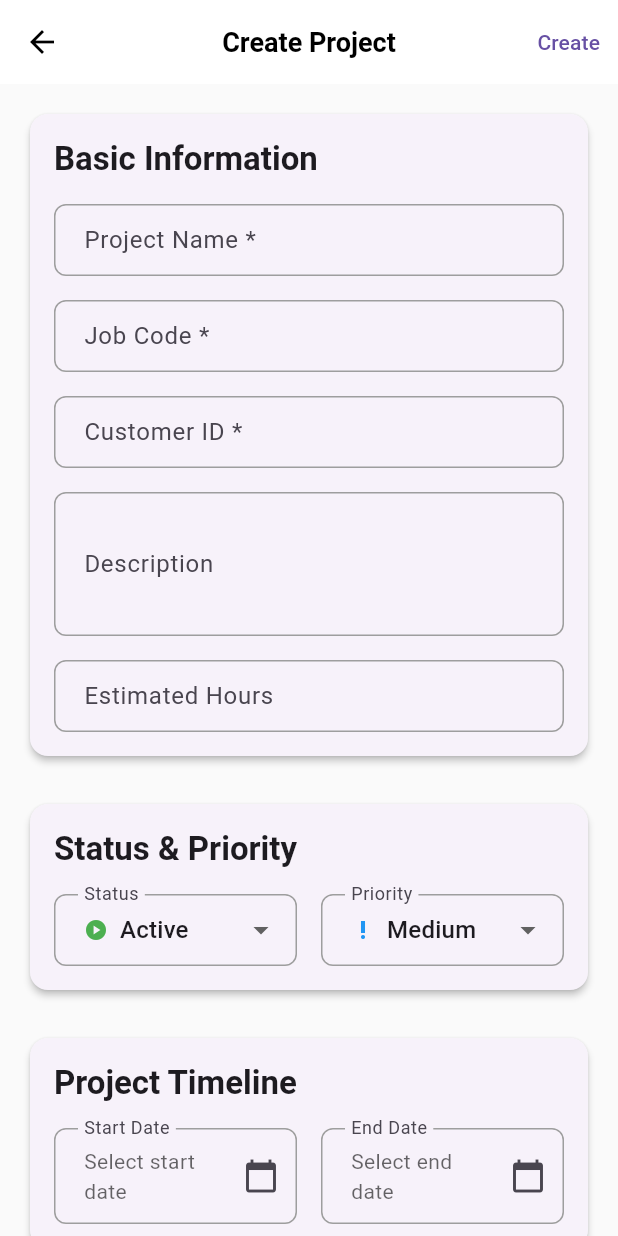
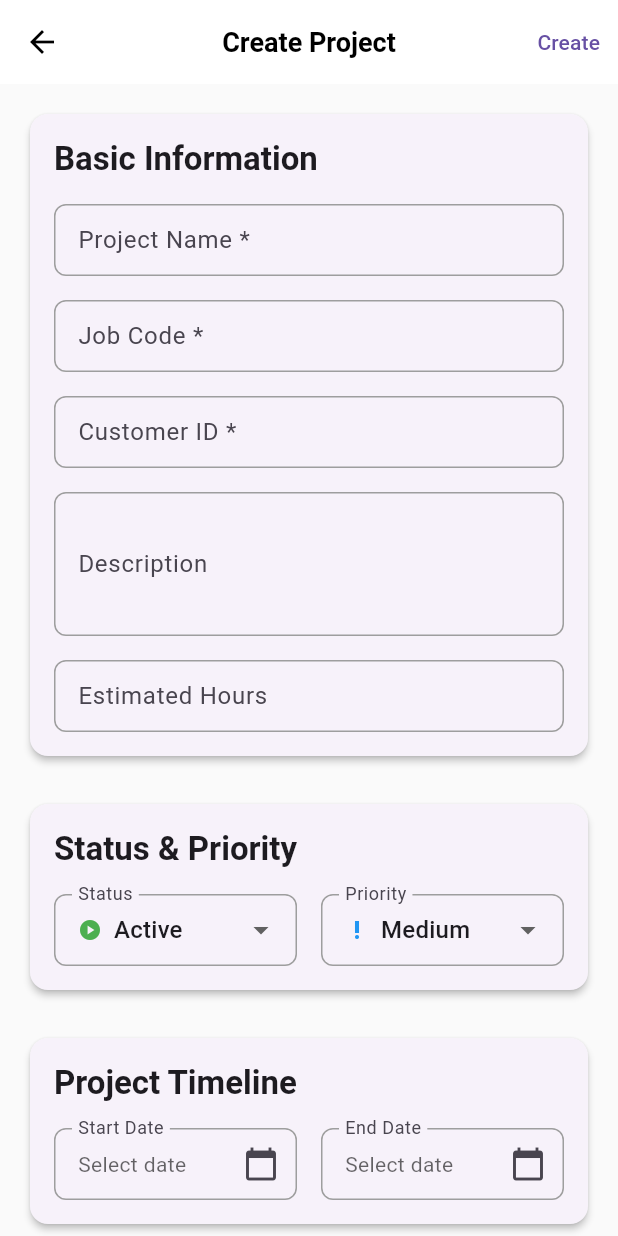
Before and after one commit to harish-govindasamy/ShangrilaForge, a Flutter app: the ProjectFormScreen screen opened directly, on a phone screen of 412 x 824 dp. Run offline on Flutter 3.47's test engine with Material 3 defaults, Android fonts, the light colour scheme and no system bars; our stand-ins replace connectivity_plus, dartz, dio, equatable, firebase_analytics, firebase_crashlytics and 1 more; accounts and stored records are empty; statements that could not run were skipped.

Commit message:
feat: Enhance project form UI with improved padding, layout, and text handling

```diff
--- a/lib/features/project/screens/project_form_screen.dart
+++ b/lib/features/project/screens/project_form_screen.dart
@@ -126,6 +126,8 @@ class _ProjectFormScreenState extends State<ProjectFormScreen> {
               decoration: const InputDecoration(
                 labelText: 'Project Name *',
                 border: OutlineInputBorder(),
+                contentPadding:
+                    EdgeInsets.symmetric(horizontal: 12, vertical: 12),
               ),
               validator: (value) {
                 if (value == null || value.trim().isEmpty) {
@@ -140,6 +142,8 @@ class _ProjectFormScreenState extends State<ProjectFormScreen> {
               decoration: const InputDecoration(
                 labelText: 'Job Code *',
                 border: OutlineInputBorder(),
+                contentPadding:
+                    EdgeInsets.symmetric(horizontal: 12, vertical: 12),
               ),
               validator: (value) {
                 if (value == null || value.trim().isEmpty) {
@@ -154,6 +158,8 @@ class _ProjectFormScreenState extends State<ProjectFormScreen> {
               decoration: const InputDecoration(
                 labelText: 'Customer ID *',
                 border: OutlineInputBorder(),
+                contentPadding:
+                    EdgeInsets.symmetric(horizontal: 12, vertical: 12),
               ),
               validator: (value) {
                 if (value == null || value.trim().isEmpty) {
@@ -168,6 +174,8 @@ class _ProjectFormScreenState extends State<ProjectFormScreen> {
               decoration: const InputDecoration(
                 labelText: 'Description',
                 border: OutlineInputBorder(),
+                contentPadding:
+                    EdgeInsets.symmetric(horizontal: 12, vertical: 12),
               ),
               maxLines: 3,
             ),
@@ -178,13 +186,15 @@ class _ProjectFormScreenState extends State<ProjectFormScreen> {
                 labelText: 'Estimated Hours',
                 border: OutlineInputBorder(),
                 suffixText: 'hrs',
+                contentPadding:
+                    EdgeInsets.symmetric(horizontal: 12, vertical: 12),
               ),
               keyboardType: TextInputType.number,
               validator: (value) {
                 if (value != null && value.isNotEmpty) {
                   final hours = double.tryParse(value);
                   if (hours == null || hours < 0) {
-                    return 'Please enter a valid number of hours';
+                    return 'Enter valid hours';
                   }
                 }
                 return null;
@@ -218,11 +228,15 @@ class _ProjectFormScreenState extends State<ProjectFormScreen> {
                     decoration: const InputDecoration(
                       labelText: 'Status',
                       border: OutlineInputBorder(),
+                      contentPadding:
+                          EdgeInsets.symmetric(horizontal: 12, vertical: 8),
                     ),
+                    isExpanded: true, // Important to prevent overflow
                     items: ProjectStatus.values.map((status) {
                       return DropdownMenuItem(
                         value: status,
                         child: Row(
+                          mainAxisSize: MainAxisSize.min, // Use minimum space
                           children: [
                             Icon(
                               _getStatusIcon(status),
@@ -230,7 +244,12 @@ class _ProjectFormScreenState extends State<ProjectFormScreen> {
                               color: _getStatusColor(status),
                             ),
                             const SizedBox(width: 8),
-                            Text(_getStatusText(status)),
+                            Flexible(
+                              child: Text(
+                                _getStatusText(status),
+                                overflow: TextOverflow.ellipsis,
+                              ),
+                            ),
                           ],
                         ),
                       );
@@ -251,11 +270,15 @@ class _ProjectFormScreenState extends State<ProjectFormScreen> {
                     decoration: const InputDecoration(
                       labelText: 'Priority',
                       border: OutlineInputBorder(),
+                      contentPadding:
+                          EdgeInsets.symmetric(horizontal: 12, vertical: 8),
                     ),
+                    isExpanded: true, // Important to prevent overflow
                     items: ProjectPriority.values.map((priority) {
                       return DropdownMenuItem(
                         value: priority,
                         child: Row(
+                          mainAxisSize: MainAxisSize.min, // Use minimum space
                           children: [
                             Icon(
                               _getPriorityIcon(priority),
@@ -263,7 +286,12 @@ class _ProjectFormScreenState extends State<ProjectFormScreen> {
                               color: _getPriorityColor(priority),
                             ),
                             const SizedBox(width: 8),
-                            Text(_getPriorityText(priority)),
+                            Flexible(
+                              child: Text(
+                                _getPriorityText(priority),
+                                overflow: TextOverflow.ellipsis,
+                              ),
+                            ),
                           ],
                         ),
                       );
@@ -309,15 +337,23 @@ class _ProjectFormScreenState extends State<ProjectFormScreen> {
                         labelText: 'Start Date',
                         border: OutlineInputBorder(),
                         suffixIcon: Icon(Icons.calendar_today),
+                        // Ensure content padding is appropriate
+                        contentPadding:
+                            EdgeInsets.symmetric(horizontal: 12, vertical: 8),
                       ),
+                      // Force child to respect the constraints of its parent
+                      child: FittedBox(
+                        fit: BoxFit.scaleDown,
+                        alignment: Alignment.centerLeft,
                         child: Text(
                           _startDate != null
                               ? _formatDate(_startDate!)
-                            : 'Select start date',
+                              : 'Select date',
                           style: TextStyle(
                             color: _startDate != null
                                 ? theme.textTheme.bodyLarge?.color
                                 : theme.hintColor,
+                          ),
                         ),
                       ),
                     ),
@@ -332,15 +368,23 @@ class _ProjectFormScreenState extends State<ProjectFormScreen> {
                         labelText: 'End Date',
                         border: OutlineInputBorder(),
                         suffixIcon: Icon(Icons.calendar_today),
+                        // Ensure content padding is appropriate
+                        contentPadding:
+                            EdgeInsets.symmetric(horizontal: 12, vertical: 8),
                       ),
+                      // Force child to respect the constraints of its parent
+                      child: FittedBox(
+                        fit: BoxFit.scaleDown,
+                        alignment: Alignment.centerLeft,
                         child: Text(
                           _endDate != null
                               ? _formatDate(_endDate!)
-                            : 'Select end date',
+                              : 'Select date',
                           style: TextStyle(
                             color: _endDate != null
                                 ? theme.textTheme.bodyLarge?.color
                                 : theme.hintColor,
+                          ),
                         ),
                       ),
                     ),
@@ -363,10 +407,13 @@ class _ProjectFormScreenState extends State<ProjectFormScreen> {
           children: [
             Row(
               children: [
-                Text(
+                Flexible(
+                  child: Text(
                     'Tags',
                     style: theme.textTheme.titleLarge?.copyWith(
                       fontWeight: FontWeight.bold,
+                    ),
+                    overflow: TextOverflow.ellipsis,
                   ),
                 ),
                 const Spacer(),
@@ -387,17 +434,24 @@ class _ProjectFormScreenState extends State<ProjectFormScreen> {
               )
             else
               Wrap(
-                spacing: 8,
-                runSpacing: 8,
+                spacing: 6,
+                runSpacing: 6,
                 children: _tags.map((tag) {
                   return Chip(
-                    label: Text(tag),
-                    deleteIcon: const Icon(Icons.close),
+                    materialTapTargetSize: MaterialTapTargetSize.shrinkWrap,
+                    labelStyle: const TextStyle(fontSize: 12), // Smaller font
+                    label: Text(
+                      tag,
+                      overflow: TextOverflow.ellipsis,
+                    ),
+                    deleteIcon:
+                        const Icon(Icons.close, size: 16), // Smaller icon
                     onDeleted: () {
                       setState(() {
                         _tags.remove(tag);
                       });
                     },
+                    visualDensity: VisualDensity.compact, // More compact layout
                   );
                 }).toList(),
               ),
@@ -416,17 +470,20 @@ class _ProjectFormScreenState extends State<ProjectFormScreen> {
           children: [
             Row(
               children: [
-                Text(
+                Flexible(
+                  child: Text(
                     'Assigned Employees',
                     style: theme.textTheme.titleLarge?.copyWith(
                       fontWeight: FontWeight.bold,
+                    ),
+                    overflow: TextOverflow.ellipsis,
                   ),
                 ),
                 const Spacer(),
                 TextButton.icon(
                   onPressed: _showAssignEmployeeDialog,
                   icon: const Icon(Icons.person_add),
-                  label: const Text('Assign Employee'),
+                  label: const Text('Assign'),
                 ),
               ],
             ),
@@ -440,8 +497,8 @@ class _ProjectFormScreenState extends State<ProjectFormScreen> {
               )
             else
               Wrap(
-                spacing: 8,
-                runSpacing: 8,
+                spacing: 6, // Reduced spacing
+                runSpacing: 6, // Reduced spacing
                 children: _assignedEmployeeIds.map((employeeId) {
                   final employeeProvider =
                       context.watch<EnhancedEmployeeProvider>();
@@ -479,28 +536,36 @@ class _ProjectFormScreenState extends State<ProjectFormScreen> {
                   );
 
                   return Chip(
+                    materialTapTargetSize: MaterialTapTargetSize.shrinkWrap,
                     avatar: CircleAvatar(
                       backgroundColor: Colors.blue,
+                      radius: 12, // Smaller radius
                       child: Text(
                         employee.empName.isNotEmpty
                             ? employee.empName.substring(0, 1).toUpperCase()
                             : employeeId.substring(0, 1).toUpperCase(),
                         style: const TextStyle(
                           color: Colors.white,
-                          fontSize: 12,
+                          fontSize: 10, // Smaller font
                           fontWeight: FontWeight.bold,
                         ),
                       ),
                     ),
-                    label: Text(employee.empName.isNotEmpty
+                    labelStyle: const TextStyle(fontSize: 12), // Smaller font
+                    label: Text(
+                      employee.empName.isNotEmpty
                           ? employee.empName
-                        : 'Employee: $employeeId'),
-                    deleteIcon: const Icon(Icons.close),
+                          : 'Emp: $employeeId',
+                      overflow: TextOverflow.ellipsis,
+                    ),
+                    deleteIcon:
+                        const Icon(Icons.close, size: 16), // Smaller icon
                     onDeleted: () {
                       setState(() {
                         _assignedEmployeeIds.remove(employeeId);
                       });
                     },
+                    visualDensity: VisualDensity.compact, // More compact layout
                   );
                 }).toList(),
               ),
```
Lines whose indentation alone changed are shown as unchanged.
